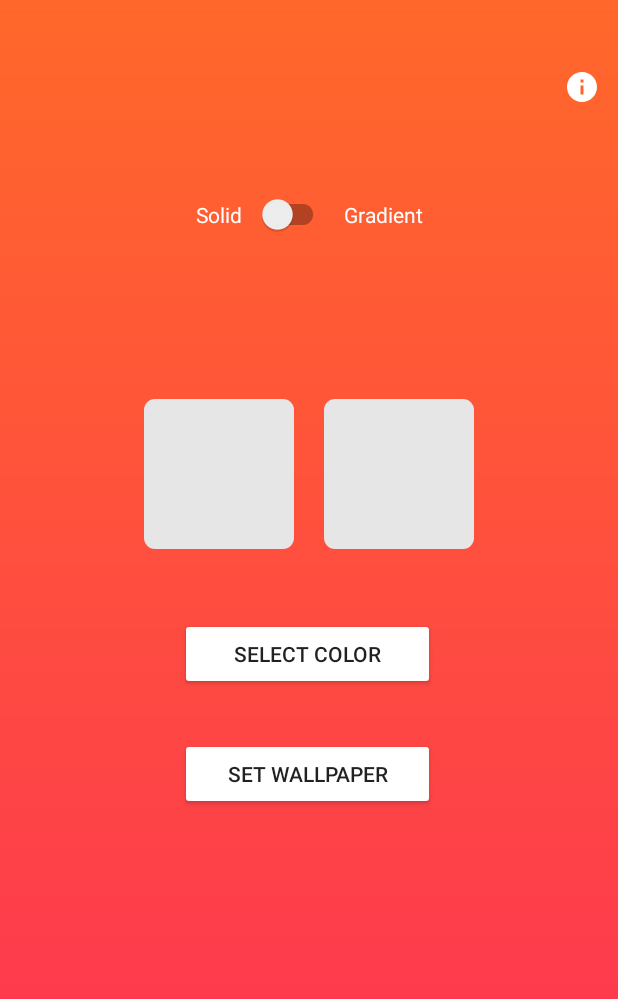
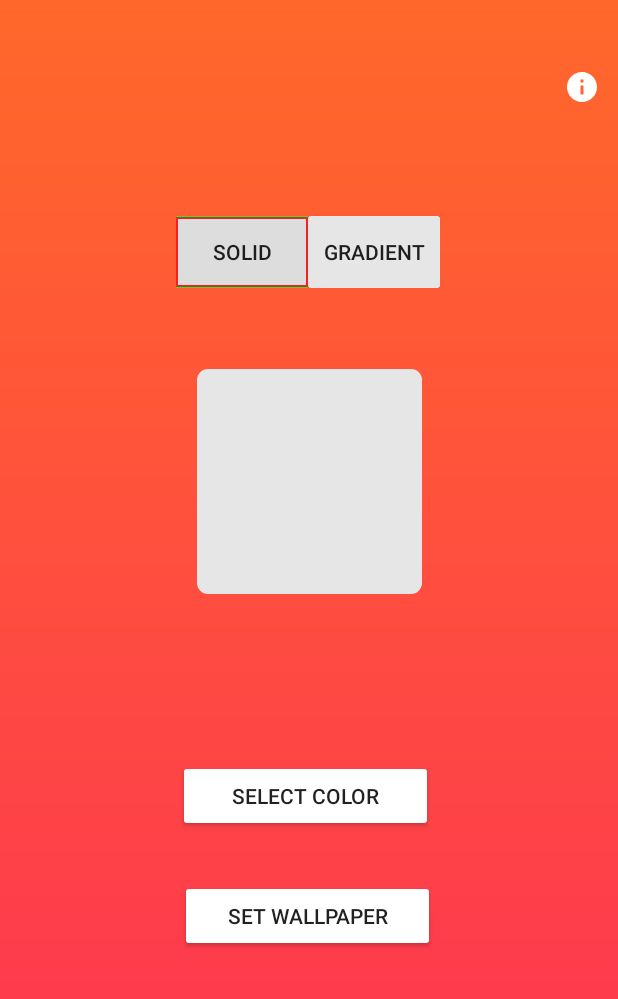
Before and after one commit to L-win/ColorpickerWallpaper, an Android app: the screen it shows after launch (MainActivity), on a phone screen of 412 x 824 dp. Shown: the top 999 px of the screen. Run offline under Robolectric (Android 15) with nearby library versions, the phone set to English and light mode, and no system bars; libraries missing offline, so code that uses them is left out: yuku.ambilwarna.

Commit message:
ui update

```diff
--- a/app/src/main/java/com/elvina/colorpickerwallpaper/MainActivity.java
+++ b/app/src/main/java/com/elvina/colorpickerwallpaper/MainActivity.java
@@ -29,9 +29,9 @@ import yuku.ambilwarna.AmbilWarnaDialog;
 public class MainActivity extends AppCompatActivity {
 
     ConstraintLayout layout;
+    LinearLayout layoutSolid, layoutGradient;
     int defaultColor;
-    Button buttonColorPicker;
-    Button buttonSetWallpaper;
+    Button buttonColorPicker, buttonSetWallpaper, buttonSwitchSolid, buttonSwitchGradient;
     ImageView imageView;
 
     Bitmap bitmap = null;
@@ -55,6 +55,12 @@ public class MainActivity extends AppCompatActivity {
         imageView = findViewById(R.id.image);
         buttonColorPicker = findViewById(R.id.open_colorpicker);
         buttonSetWallpaper = findViewById(R.id.set_wallpaper);
+        buttonSwitchSolid = findViewById(R.id.button_solid);
+        buttonSwitchGradient = findViewById(R.id.button_gradient);
+
+        // PREPARE CONTAINER LAYOUT
+        layoutSolid = findViewById(R.id.solid_layout);
+        layoutGradient = findViewById(R.id.gradient_layout);
 
         // CREATE BITMAP
         bitmap = Bitmap.createBitmap(20, 20, Bitmap.Config.ARGB_8888);
@@ -70,6 +76,25 @@ public class MainActivity extends AppCompatActivity {
             @Override
             public void onClick(View v) {
                 setWallpaper();
+            }
+        });
+        buttonSwitchSolid.setOnClickListener(new View.OnClickListener() {
+            @Override
+            public void onClick(View v) {
+                buttonSwitchSolid.setBackgroundResource(R.drawable.button_active_background);
+                buttonSwitchGradient.setBackgroundResource(R.drawable.button_background);
+                layoutSolid.setVisibility(LinearLayout.VISIBLE);
+                layoutGradient.setVisibility(LinearLayout.GONE);
+
+            }
+        });
+        buttonSwitchGradient.setOnClickListener(new View.OnClickListener() {
+            @Override
+            public void onClick(View v) {
+                buttonSwitchSolid.setBackgroundResource(R.drawable.button_background);
+                buttonSwitchGradient.setBackgroundResource(R.drawable.button_active_background);
+                layoutSolid.setVisibility(LinearLayout.GONE);
+                layoutGradient.setVisibility(LinearLayout.VISIBLE);
             }
         });
 
--- /dev/null
+++ b/app/src/main/res/drawable/button_active_background.xml
@@ -0,0 +1,20 @@
+<?xml version="1.0" encoding="utf-8"?>
+<layer-list xmlns:android="http://schemas.android.com/apk/res/android" >
+    <item>
+        <shape
+            android:shape="rectangle">
+            <stroke android:width="1dp" android:color="#00FF2A" />
+            <solid android:color="#FFDDDDDD" />
+
+        </shape>
+    </item>
+
+    <item android:top="1dp" android:bottom="1dp">
+        <shape
+            android:shape="rectangle">
+            <stroke android:width="1dp" android:color="#F32121" />
+            <solid android:color="#00000000" />
+        </shape>
+    </item>
+
+</layer-list>
--- /dev/null
+++ b/app/src/main/res/drawable/button_background.xml
@@ -0,0 +1,8 @@
+<shape xmlns:android="http://schemas.android.com/apk/res/android"
+    android:shape="rectangle"
+    >
+    <solid
+        android:color="#E6E6E6" />
+    <corners
+        android:radius="2sp" />
+</shape>
--- a/app/src/main/res/layout/activity_main.xml
+++ b/app/src/main/res/layout/activity_main.xml
@@ -14,53 +14,37 @@
         android:id="@+id/toolbar"
         layout="@layout/toolbar" />
 
-    <!--    <ImageView-->
-    <!--        android:id="@+id/image"-->
-    <!--        android:layout_width="200dp"-->
-    <!--        android:layout_height="200dp"-->
-    <!--        android:layout_gravity="center"-->
-    <!--        android:background="@drawable/about_item_background"-->
-    <!--        android:padding="10dp"-->
-    <!--        app:layout_constraintBottom_toBottomOf="parent"-->
-    <!--        app:layout_constraintEnd_toEndOf="parent"-->
-    <!--        app:layout_constraintHorizontal_bias="0.497"-->
-    <!--        app:layout_constraintStart_toStartOf="parent"-->
-    <!--        app:layout_constraintTop_toTopOf="parent"-->
-    <!--        app:layout_constraintVertical_bias="0.335"-->
-    <!--        />-->
 
     <LinearLayout
         android:layout_width="wrap_content"
         android:layout_height="wrap_content"
         android:orientation="horizontal"
-        app:layout_constraintBottom_toTopOf="@+id/images"
+        android:padding="15dp"
+        app:layout_constraintBottom_toBottomOf="parent"
         app:layout_constraintEnd_toEndOf="parent"
+        app:layout_constraintHorizontal_bias="0.497"
         app:layout_constraintStart_toStartOf="parent"
-        app:layout_constraintTop_toTopOf="parent">
+        app:layout_constraintTop_toTopOf="parent"
+        app:layout_constraintVertical_bias="0.138">
 
-        <TextView
+        <Button
+            android:id="@+id/button_solid"
             android:layout_width="wrap_content"
             android:layout_height="wrap_content"
-            android:text="Solid"
-            android:textColor="@color/white"/>
+            android:background="@drawable/button_active_background"
+            android:text="SOLID" />
 
-        <com.google.android.material.switchmaterial.SwitchMaterial
-            android:id="@+id/switch_one"
+        <Button
+            android:id="@+id/button_gradient"
             android:layout_width="wrap_content"
             android:layout_height="wrap_content"
-            android:padding="10dp" />
-
-        <TextView
-            android:layout_width="wrap_content"
-            android:layout_height="wrap_content"
-            android:text="Gradient"
-            android:textColor="@color/white"
-            />
+            android:background="@drawable/button_background"
+            android:text="GRADIENT" />
 
     </LinearLayout>
 
     <LinearLayout
-        android:id="@+id/images"
+        android:id="@+id/solid_layout"
         android:layout_width="wrap_content"
         android:layout_height="wrap_content"
         android:orientation="horizontal"
@@ -69,6 +53,33 @@
         app:layout_constraintStart_toStartOf="parent"
         app:layout_constraintTop_toTopOf="parent"
         app:layout_constraintVertical_bias="0.335">
+
+        <ImageView
+            android:id="@+id/image"
+            android:layout_width="150dp"
+            android:layout_height="150dp"
+            android:layout_gravity="center"
+            android:background="@drawable/about_item_background"
+            android:padding="10dp"
+            app:layout_constraintBottom_toBottomOf="parent"
+            app:layout_constraintEnd_toEndOf="parent"
+            app:layout_constraintHorizontal_bias="0.497"
+            app:layout_constraintStart_toStartOf="parent"
+            app:layout_constraintTop_toTopOf="parent"
+            app:layout_constraintVertical_bias="0.335" />
+    </LinearLayout>
+
+    <LinearLayout
+        android:id="@+id/gradient_layout"
+        android:layout_width="wrap_content"
+        android:layout_height="wrap_content"
+        android:orientation="horizontal"
+        app:layout_constraintBottom_toBottomOf="parent"
+        app:layout_constraintEnd_toEndOf="parent"
+        app:layout_constraintStart_toStartOf="parent"
+        app:layout_constraintTop_toTopOf="parent"
+        app:layout_constraintVertical_bias="0.335"
+        android:visibility="gone">
 
         <ImageView
             android:id="@+id/image_a"
@@ -95,14 +106,15 @@
         android:layout_width="wrap_content"
         android:layout_height="wrap_content"
         android:layout_gravity="center"
-        android:layout_marginTop="36dp"
         android:width="170dp"
         android:backgroundTint="@color/white"
         android:text="Select Color"
+        app:layout_constraintBottom_toBottomOf="parent"
         app:layout_constraintEnd_toEndOf="parent"
-        app:layout_constraintHorizontal_bias="0.497"
+        app:layout_constraintHorizontal_bias="0.489"
         app:layout_constraintStart_toStartOf="parent"
-        app:layout_constraintTop_toBottomOf="@+id/images" />
+        app:layout_constraintTop_toTopOf="parent"
+        app:layout_constraintVertical_bias="0.639" />
 
     <Button
         android:id="@+id/set_wallpaper"
```
